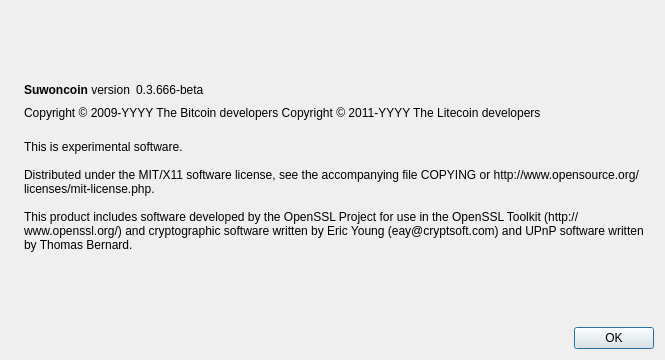
Above: src/qt/forms/aboutdialog.ui from gwangjin2/gwangcoin-core before the change. Below: the same form after it.
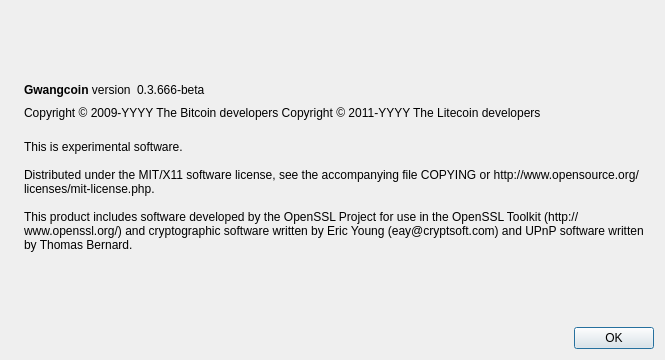
That is the form after the change. Icons and pictures are not drawn.

```diff
--- a/src/qt/forms/aboutdialog.ui
+++ b/src/qt/forms/aboutdialog.ui
@@ -50,7 +50,7 @@
           <cursorShape>IBeamCursor</cursorShape>
          </property>
          <property name="text">
-          <string>&lt;html&gt;&lt;head/&gt;&lt;body&gt;&lt;p&gt;&lt;span style=&quot; font-weight:600;&quot;&gt;Suwoncoin&lt;/span&gt; version&lt;/p&gt;&lt;/body&gt;&lt;/html&gt;</string>
+          <string>&lt;html&gt;&lt;head/&gt;&lt;body&gt;&lt;p&gt;&lt;span style=&quot; font-weight:600;&quot;&gt;Gwangcoin&lt;/span&gt; version&lt;/p&gt;&lt;/body&gt;&lt;/html&gt;</string>
          </property>
          <property name="textInteractionFlags">
           <set>Qt::LinksAccessibleByMouse|Qt::TextSelectableByKeyboard|Qt::TextSelectableByMouse</set>
```
